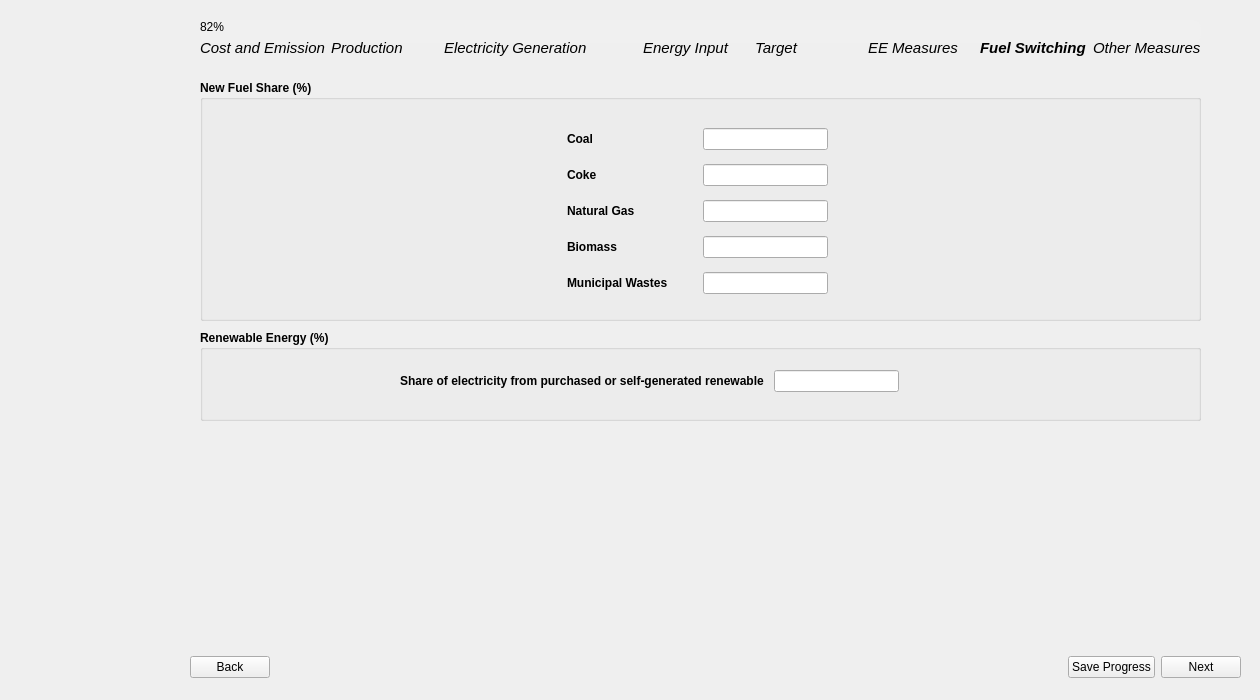
WongCurtis95/lbnl_best_public, file 00_BEST_windows/ui_files_latest/Page9_Share_qwidget.ui: the form before one commit.
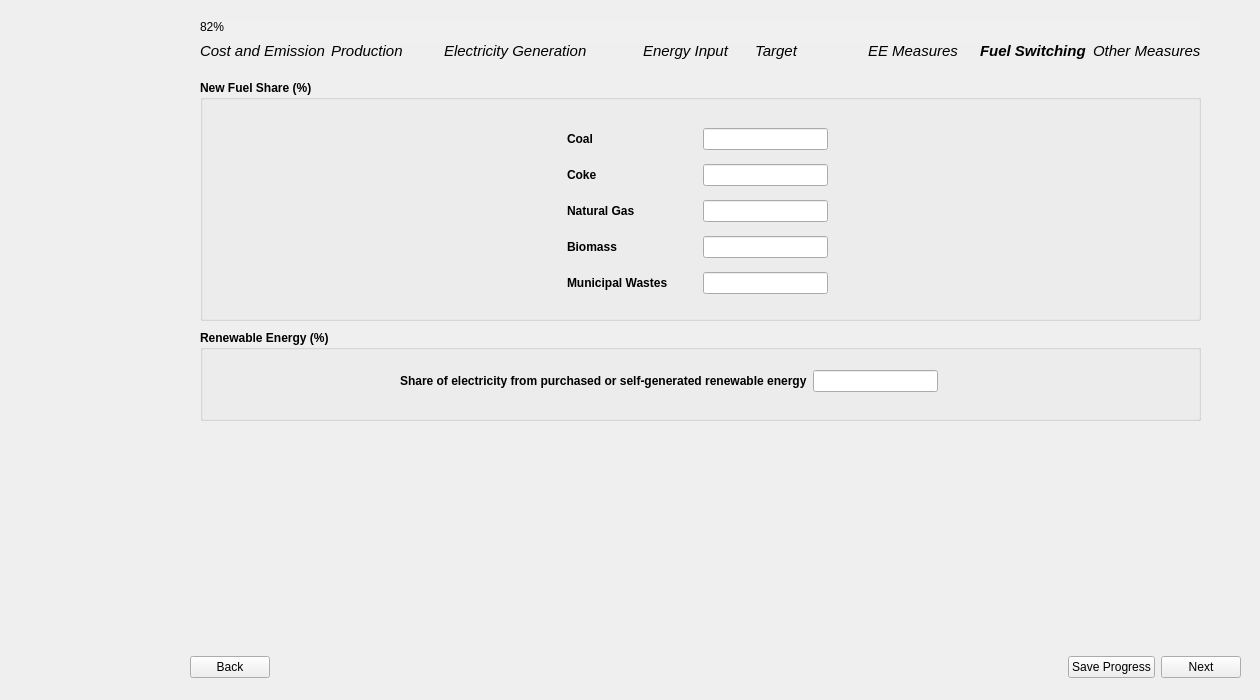
The form after the commit. Icons and pictures are not drawn.

Diff of the .ui file:
```diff
--- a/00_BEST_windows/ui_files_latest/Page9_Share_qwidget.ui
+++ b/00_BEST_windows/ui_files_latest/Page9_Share_qwidget.ui
@@ -270,7 +270,7 @@
      <item row="0" column="0">
       <widget class="QLabel" name="share_electricity_label_page9">
        <property name="text">
-        <string>Share of electricity from purchased or self-generated renewable </string>
+        <string>Share of electricity from purchased or self-generated renewable energy</string>
        </property>
       </widget>
      </item>
@@ -340,7 +340,7 @@
      <x>200</x>
      <y>40</y>
      <width>1001</width>
-     <height>16</height>
+     <height>22</height>
     </rect>
    </property>
    <layout class="QGridLayout" name="gridLayout_12">
```
